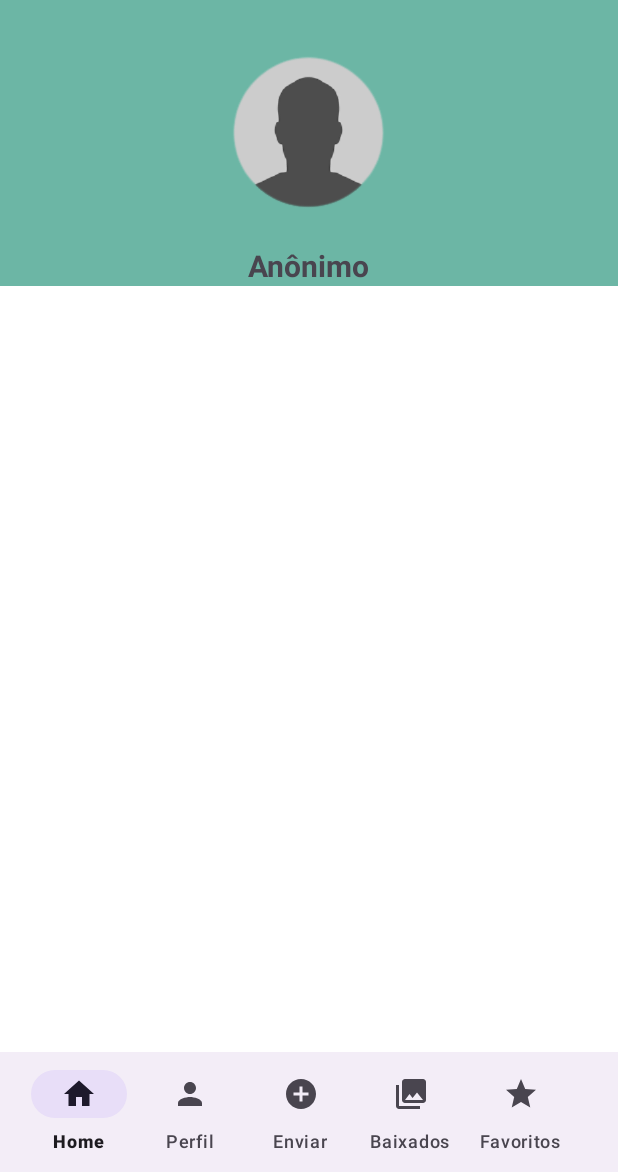
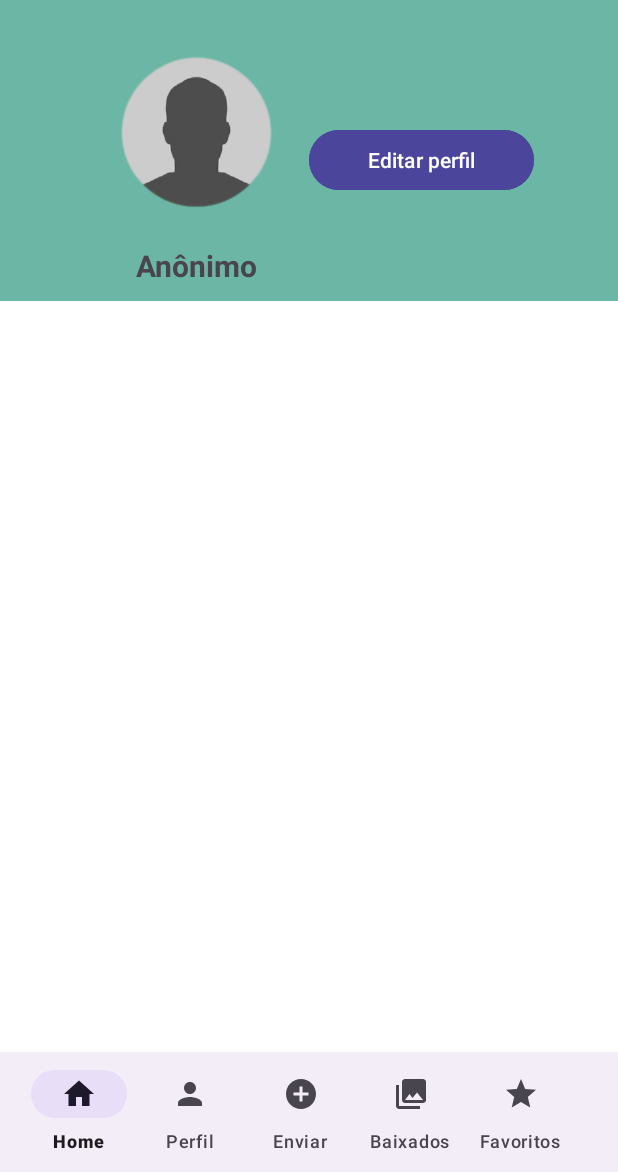
Before and after one commit to unleed-l/futebol-zueiras, an Android app: the fragment ProfileFragment placed in its activity, on a phone screen of 412 x 824 dp, the part 64-1236 px from its top. Run offline under Robolectric (Android 15) with nearby library versions, the phone set to English and light mode, and no system bars.

Commit message:
add button edit profile

```diff
--- a/app/src/main/res/layout/fragment_profile.xml
+++ b/app/src/main/res/layout/fragment_profile.xml
@@ -10,10 +10,17 @@
     tools:context=".UploadFragment">
 
     <LinearLayout
+        android:layout_width="match_parent"
+        android:layout_height="wrap_content"
+        android:gravity="center">
+
+
+        <LinearLayout
             android:layout_width="wrap_content"
             android:layout_height="wrap_content"
             android:gravity="center_horizontal"
-        android:orientation="vertical">
+            android:orientation="vertical"
+            android:paddingBottom="10dp">
 
             <ImageView
                 android:id="@+id/image_profile"
@@ -26,10 +33,22 @@
                 android:id="@+id/textView"
                 android:layout_width="match_parent"
                 android:layout_height="wrap_content"
+                android:layout_marginBottom="0dp"
                 android:text="@string/anonymous"
                 android:textAlignment="center"
                 android:textSize="20sp"
                 android:textStyle="bold" />
+
+        </LinearLayout>
+
+        <Button
+            android:id="@+id/button"
+            android:layout_width="150dp"
+            android:layout_height="wrap_content"
+            android:backgroundTint="#4B459C"
+            android:text="Editar perfil" />
+
+
     </LinearLayout>
 
     <RelativeLayout
@@ -49,6 +68,7 @@
             android:horizontalSpacing="8dp"
             android:numColumns="auto_fit"
             android:verticalSpacing="8dp" />
+
     </RelativeLayout>
 
 
```
Also changed, not shown: app/src/main/res/drawable/bahia_logo.png (added). Lines whose indentation alone changed are shown as unchanged.
